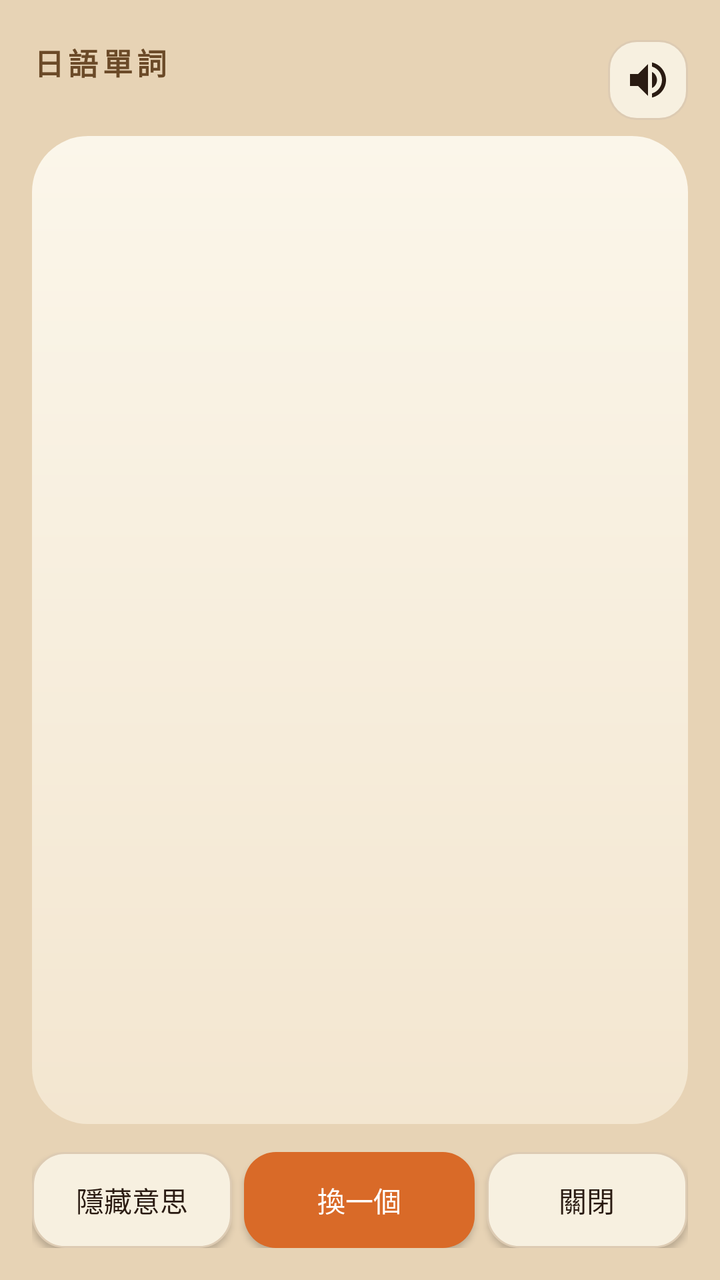
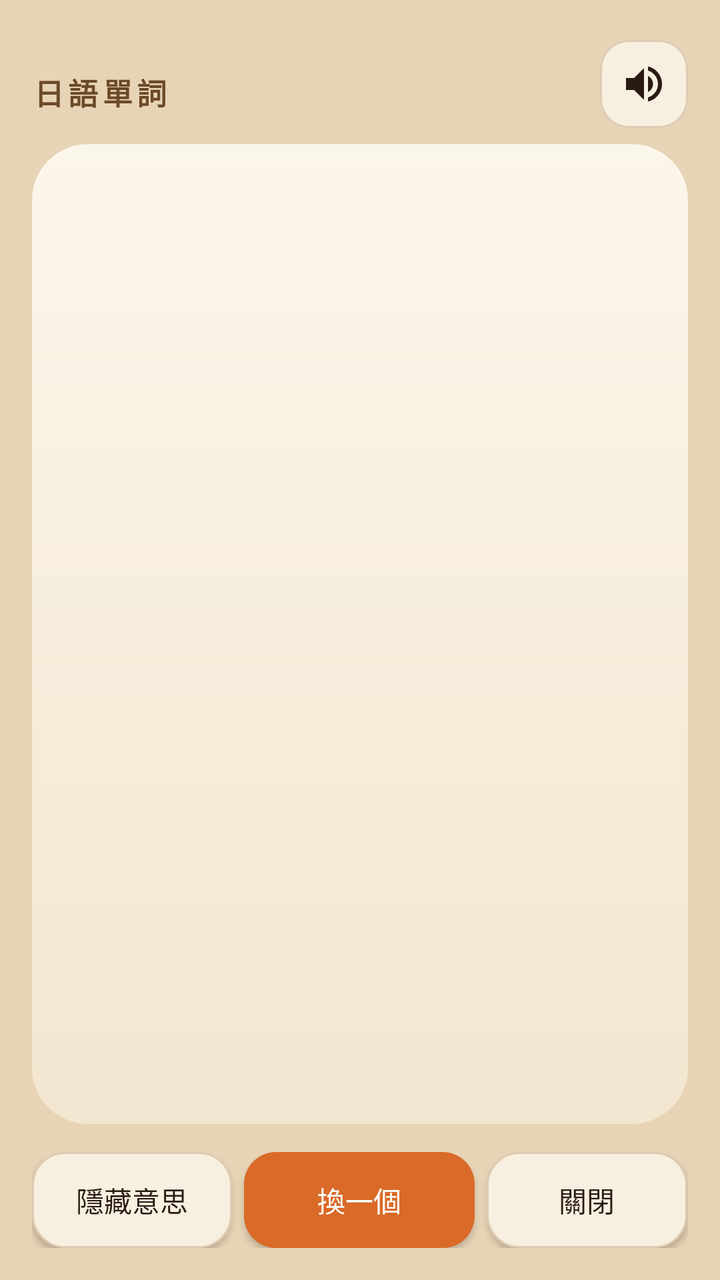

Compare the two renders of this Android layout. The source of the first and the diff that turns it into the second are given below.
<!-- AndroidManifest.xml: application theme Theme.JpVocab -->
<!-- res/layout/overlay_word.xml -->
<?xml version="1.0" encoding="utf-8"?>
<LinearLayout xmlns:android="http://schemas.android.com/apk/res/android"
    android:layout_width="match_parent"
    android:layout_height="match_parent"
    android:background="#E7D3B5"
    android:orientation="vertical"
    android:paddingLeft="16dp"
    android:paddingRight="16dp"
    android:paddingTop="20dp"
    android:paddingBottom="16dp">

    <RelativeLayout
        android:layout_width="match_parent"
        android:layout_height="wrap_content"
        android:paddingBottom="8dp">

        <TextView
            android:layout_width="wrap_content"
            android:layout_height="wrap_content"
            android:layout_alignParentStart="true"
            android:letterSpacing="0.14"
            android:text="@string/app_name"
            android:textColor="#6B4A28"
            android:textSize="15sp"
            android:textStyle="bold" />

        <ImageButton
            android:id="@+id/btnSpeak"
            android:layout_width="40dp"
            android:layout_height="40dp"
            android:layout_alignParentEnd="true"
            android:background="@drawable/icon_btn"
            android:contentDescription="@string/speak"
            android:src="@drawable/ic_volume"
            android:padding="8dp" />
    </RelativeLayout>

    <FrameLayout
        android:id="@+id/card"
        android:layout_width="match_parent"
        android:layout_height="0dp"
        android:layout_weight="1"
        android:background="@drawable/card_bg"
        android:paddingLeft="22dp"
        android:paddingRight="22dp"
        android:paddingTop="56dp"
        android:paddingBottom="28dp">

        <LinearLayout
            android:layout_width="wrap_content"
            android:layout_height="wrap_content"
            android:layout_gravity="top|start"
            android:orientation="vertical">

            <TextView
                android:id="@+id/mark"
                android:layout_width="wrap_content"
                android:layout_height="wrap_content"
                android:textColor="#B0893A"
                android:textSize="22sp" />

            <TextView
                android:id="@+id/trans"
                android:layout_width="wrap_content"
                android:layout_height="wrap_content"
                android:textColor="#B0893A"
                android:textSize="15sp" />
        </LinearLayout>

        <TextView
            android:id="@+id/group"
            android:layout_width="wrap_content"
            android:layout_height="wrap_content"
            android:layout_gravity="top|end"
            android:textColor="#8D735C"
            android:textSize="12sp" />

        <LinearLayout
            android:layout_width="match_parent"
            android:layout_height="wrap_content"
            android:layout_gravity="center"
            android:gravity="center"
            android:orientation="vertical">

            <TextView
                android:id="@+id/kana"
                android:layout_width="wrap_content"
                android:layout_height="wrap_content"
                android:textColor="#2A1B12"
                android:textSize="28sp" />

            <TextView
                android:id="@+id/kanji"
                android:layout_width="wrap_content"
                android:layout_height="wrap_content"
                android:layout_marginTop="8dp"
                android:textColor="#2A1B12"
                android:textSize="40sp"
                android:textStyle="bold" />

            <TextView
                android:id="@+id/zh"
                android:layout_width="wrap_content"
                android:layout_height="wrap_content"
                android:layout_marginTop="24dp"
                android:textColor="#2A1B12"
                android:textSize="17sp" />

            <TextView
                android:id="@+id/exJp"
                android:layout_width="wrap_content"
                android:layout_height="wrap_content"
                android:layout_marginTop="24dp"
                android:gravity="center"
                android:textColor="#2A1B12"
                android:textSize="16sp" />

            <TextView
                android:id="@+id/exZh"
                android:layout_width="wrap_content"
                android:layout_height="wrap_content"
                android:layout_marginTop="8dp"
                android:gravity="center"
                android:textColor="#8D735C"
                android:textSize="12sp" />
        </LinearLayout>
    </FrameLayout>

    <LinearLayout
        android:layout_width="match_parent"
        android:layout_height="wrap_content"
        android:layout_marginTop="14dp"
        android:orientation="horizontal">

        <Button
            android:id="@+id/btnReveal"
            style="@style/GhostBtn"
            android:layout_width="0dp"
            android:layout_height="48dp"
            android:layout_marginEnd="6dp"
            android:layout_weight="1"
            android:text="@string/hide_meaning" />

        <Button
            android:id="@+id/btnNext"
            style="@style/PrimaryBtn"
            android:layout_width="0dp"
            android:layout_height="48dp"
            android:layout_marginEnd="6dp"
            android:layout_weight="1.15"
            android:text="@string/next" />

        <Button
            android:id="@+id/btnClose"
            style="@style/GhostBtn"
            android:layout_width="0dp"
            android:layout_height="48dp"
            android:layout_weight="1"
            android:text="@string/close" />
    </LinearLayout>
</LinearLayout>
<!-- resources referenced by this layout -->
<resources>
  <!-- drawable card_bg (drawable) -->
  <?xml version="1.0" encoding="utf-8"?>
  <shape xmlns:android="http://schemas.android.com/apk/res/android" android:shape="rectangle">
      <corners android:radius="28dp" />
      <gradient
          android:angle="270"
          android:endColor="#F3E6D0"
          android:startColor="#FBF6EA" />
  </shape>
  <!-- drawable ic_volume (drawable) -->
  <?xml version="1.0" encoding="utf-8"?>
  <vector xmlns:android="http://schemas.android.com/apk/res/android"
      android:width="24dp"
      android:height="24dp"
      android:viewportWidth="24"
      android:viewportHeight="24">
      <path
          android:fillColor="#2A1B12"
          android:pathData="M3,9v6h4l5,5V4L7,9H3zM16.5,12c0,-1.77 -1.02,-3.29 -2.5,-4.03v8.05c1.48,-0.73 2.5,-2.25 2.5,-4.02zM14,3.23v2.06c2.89,0.86 5,3.54 5,6.71s-2.11,5.85 -5,6.71v2.06c4.01,-0.91 7,-4.49 7,-8.77s-2.99,-7.86 -7,-8.77z" />
  </vector>
  <!-- drawable icon_btn (drawable) -->
  <?xml version="1.0" encoding="utf-8"?>
  <shape xmlns:android="http://schemas.android.com/apk/res/android" android:shape="rectangle">
      <corners android:radius="14dp" />
      <solid android:color="@color/paper" />
      <stroke android:width="1dp" android:color="#DDCBB3" />
  </shape>
  <string name="app_name">日語單詞</string>
  <string name="close">關閉</string>
  <string name="hide_meaning">隱藏意思</string>
  <string name="next">換一個</string>
  <string name="speak">朗讀</string>
  <style name="GhostBtn" parent="Widget.AppCompat.Button">
          <item name="android:background">@drawable/btn_ghost</item>
          <item name="android:textColor">@color/ink</item>
          <item name="android:textAllCaps">false</item>
      </style>
  <style name="PrimaryBtn" parent="Widget.AppCompat.Button">
          <item name="android:background">@drawable/btn_primary</item>
          <item name="android:textColor">#FFFFFF</item>
          <item name="android:textAllCaps">false</item>
      </style>
  <style name="Theme.JpVocab" parent="Theme.AppCompat.Light.NoActionBar">
          <item name="colorPrimary">@color/accent</item>
          <item name="android:statusBarColor">@color/bg</item>
          <item name="android:navigationBarColor">@color/bg</item>
          <item name="android:windowBackground">@color/bg</item>
          <item name="android:windowLightStatusBar">true</item>
      </style>
  <color name="paper">#F7F0E0</color>
  <!-- drawable btn_ghost (drawable) -->
  <?xml version="1.0" encoding="utf-8"?>
  <shape xmlns:android="http://schemas.android.com/apk/res/android" android:shape="rectangle">
      <corners android:radius="16dp" />
      <solid android:color="@color/paper" />
      <stroke android:width="1dp" android:color="#DDCBB3" />
  </shape>
  <color name="ink">#2A1B12</color>
  <!-- drawable btn_primary (drawable) -->
  <?xml version="1.0" encoding="utf-8"?>
  <shape xmlns:android="http://schemas.android.com/apk/res/android" android:shape="rectangle">
      <corners android:radius="16dp" />
      <solid android:color="@color/accent" />
  </shape>
  <color name="accent">#D96A28</color>
  <color name="bg">#E7D3B5</color>
</resources>

<!-- the commit's change to res/layout/overlay_word.xml (unified diff, before → after) -->
@@ -3,6 +3,7 @@
     android:layout_width="match_parent"
     android:layout_height="match_parent"
     android:background="#E7D3B5"
+    android:fitsSystemWindows="true"
     android:orientation="vertical"
     android:paddingLeft="16dp"
     android:paddingRight="16dp"
@@ -18,6 +19,7 @@
             android:layout_width="wrap_content"
             android:layout_height="wrap_content"
             android:layout_alignParentStart="true"
+            android:layout_centerVertical="true"
             android:letterSpacing="0.14"
             android:text="@string/app_name"
             android:textColor="#6B4A28"
@@ -26,13 +28,13 @@
 
         <ImageButton
             android:id="@+id/btnSpeak"
-            android:layout_width="40dp"
-            android:layout_height="40dp"
+            android:layout_width="44dp"
+            android:layout_height="44dp"
             android:layout_alignParentEnd="true"
             android:background="@drawable/icon_btn"
             android:contentDescription="@string/speak"
-            android:src="@drawable/ic_volume"
-            android:padding="8dp" />
+            android:padding="8dp"
+            android:src="@drawable/ic_volume" />
     </RelativeLayout>
 
     <FrameLayout
@@ -56,6 +58,7 @@
                 android:id="@+id/mark"
                 android:layout_width="wrap_content"
                 android:layout_height="wrap_content"
+                android:fontFamily="serif"
                 android:textColor="#B0893A"
                 android:textSize="22sp" />
 
@@ -63,6 +66,7 @@
                 android:id="@+id/trans"
                 android:layout_width="wrap_content"
                 android:layout_height="wrap_content"
+                android:fontFamily="serif"
                 android:textColor="#B0893A"
                 android:textSize="15sp" />
         </LinearLayout>
@@ -86,6 +90,8 @@
                 android:id="@+id/kana"
                 android:layout_width="wrap_content"
                 android:layout_height="wrap_content"
+                android:fontFamily="serif"
+                android:letterSpacing="0.04"
                 android:textColor="#2A1B12"
                 android:textSize="28sp" />
 
@@ -94,6 +100,7 @@
                 android:layout_width="wrap_content"
                 android:layout_height="wrap_content"
                 android:layout_marginTop="8dp"
+                android:fontFamily="serif"
                 android:textColor="#2A1B12"
                 android:textSize="40sp"
                 android:textStyle="bold" />
@@ -111,6 +118,7 @@
                 android:layout_width="wrap_content"
                 android:layout_height="wrap_content"
                 android:layout_marginTop="24dp"
+                android:fontFamily="serif"
                 android:gravity="center"
                 android:textColor="#2A1B12"
                 android:textSize="16sp" />
